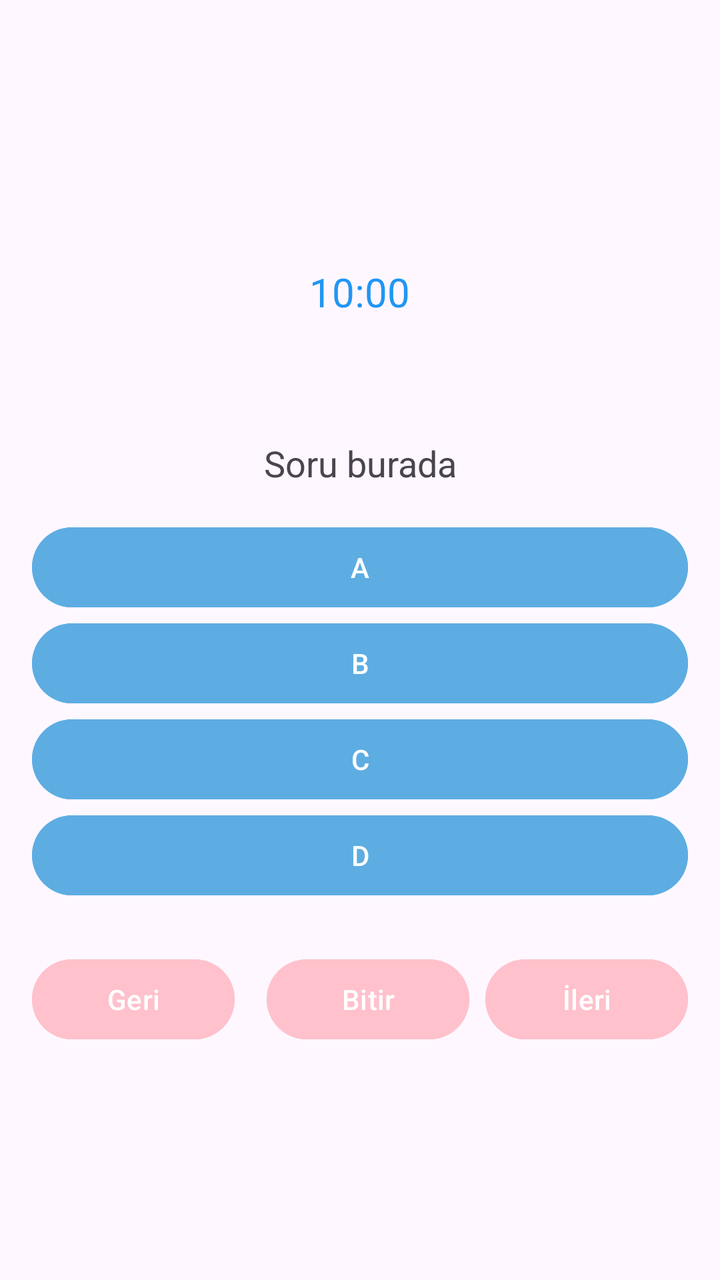
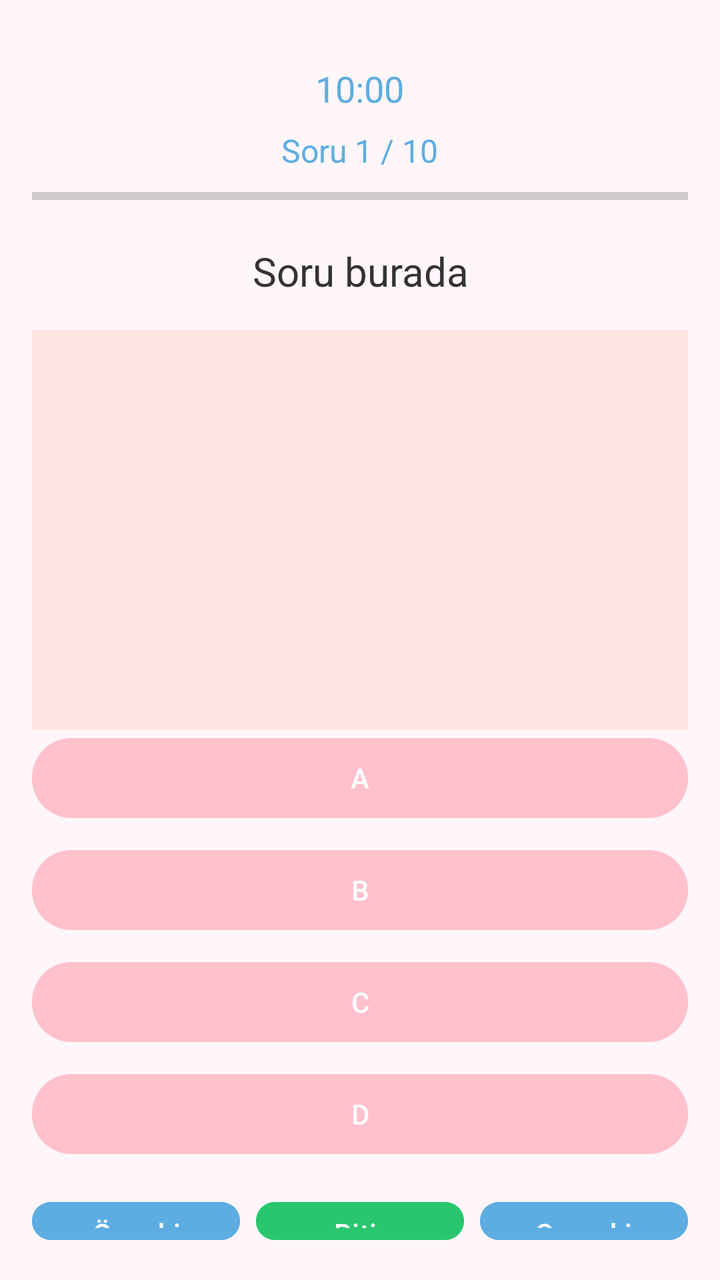

Compare the two renders of this Android layout. The source of the first and the diff that turns it into the second are given below.
<!-- AndroidManifest.xml: application theme Theme.MyQuizApp -->
<!-- res/layout/fragment_questions.xml -->
<LinearLayout xmlns:android="http://schemas.android.com/apk/res/android"
    android:layout_width="match_parent"
    android:layout_height="wrap_content"
    xmlns:app="http://schemas.android.com/apk/res-auto"
    android:orientation="vertical"
    android:gravity="center"
    android:padding="16dp">


    <TextView
        android:id="@+id/textViewTimer"
        android:layout_width="wrap_content"
        android:layout_height="wrap_content"
        android:layout_gravity="center_horizontal"
        android:layout_marginTop="16dp"
        android:text="10:00"
        android:textColor="#2196F3"
        android:textSize="20sp" />


    <TextView
        android:id="@+id/textViewQuestion"
        android:layout_width="match_parent"
        android:layout_height="wrap_content"
        android:layout_marginTop="60dp"
        android:text="Soru burada"
        android:textSize="18sp"
        android:textAlignment="center"
        android:layout_marginBottom="16dp"/>

    <ImageView
        android:id="@+id/imageViewQuestion"
        android:layout_width="match_parent"
        android:layout_height="200dp"
        android:scaleType="fitCenter"
        android:visibility="gone"
        android:layout_marginBottom="16dp"/>


    <Button
        android:id="@+id/buttonOptionA"
        android:layout_width="match_parent"
        android:layout_height="wrap_content"
        android:backgroundTint="#5DADE2"
        android:text="A"/>

    <Button
        android:id="@+id/buttonOptionB"
        android:layout_width="match_parent"
        android:layout_height="wrap_content"
        android:backgroundTint="#5DADE2"
        android:text="B"/>

    <Button
        android:id="@+id/buttonOptionC"
        android:layout_width="match_parent"
        android:layout_height="wrap_content"
        android:backgroundTint="#5DADE2"
        android:text="C"/>

    <Button
        android:id="@+id/buttonOptionD"
        android:layout_width="match_parent"
        android:layout_height="wrap_content"
        android:backgroundTint="#5DADE2"
        android:text="D"/>

    <LinearLayout
        android:layout_width="match_parent"
        android:layout_height="wrap_content"
        android:orientation="horizontal"
        android:layout_marginTop="24dp"
        android:gravity="center">

        <Button
            android:id="@+id/buttonPrevious"
            android:layout_width="0dp"
            android:layout_weight="1"
            android:layout_height="wrap_content"
            android:text="Geri"
            android:backgroundTint="#FFC1CC"
            android:layout_marginEnd="8dp"/>
        <Button
            android:id="@+id/buttonFinish"
            android:layout_width="0dp"
            android:layout_weight="1"
            android:layout_height="wrap_content"
            android:text="Bitir"
            android:backgroundTint="#FFC1CC"
            android:layout_marginStart="8dp"/>

        <Button
            android:id="@+id/buttonNext"
            android:layout_width="0dp"
            android:layout_weight="1"
            android:layout_height="wrap_content"
            android:text="İleri"
            android:backgroundTint="#FFC1CC"
            android:layout_marginStart="8dp"/>


    </LinearLayout>








</LinearLayout>
<!-- resources referenced by this layout -->
<resources>
  <style name="Theme.MyQuizApp" parent="Base.Theme.MyQuizApp" />
  <style name="Base.Theme.MyQuizApp" parent="Theme.Material3.DayNight.NoActionBar">
          
          
      </style>
</resources>

<!-- the commit's change to res/layout/fragment_questions.xml (unified diff, before → after) -->
@@ -1,111 +1,141 @@
-<LinearLayout xmlns:android="http://schemas.android.com/apk/res/android"
+<LinearLayout
+    xmlns:android="http://schemas.android.com/apk/res/android"
     android:layout_width="match_parent"
     android:layout_height="wrap_content"
     xmlns:app="http://schemas.android.com/apk/res-auto"
     android:orientation="vertical"
     android:gravity="center"
+    android:background="#FFF6F9"
     android:padding="16dp">
 
-
+    
     <TextView
         android:id="@+id/textViewTimer"
         android:layout_width="wrap_content"
         android:layout_height="wrap_content"
+        android:text="10:00"
+        android:textSize="18sp"
+        android:textColor="#5DADE2"
         android:layout_gravity="center_horizontal"
         android:layout_marginTop="16dp"
-        android:text="10:00"
-        android:textColor="#2196F3"
-        android:textSize="20sp" />
+        android:layout_marginBottom="8dp"/>
 
 
+    
+    <TextView
+        android:id="@+id/textViewQuestionProgress"
+        android:layout_width="wrap_content"
+        android:layout_height="wrap_content"
+        android:text="Soru 1 / 10"
+        android:textSize="16sp"
+        android:textColor="#5DADE2"
+        android:layout_gravity="center_horizontal"
+        android:layout_marginBottom="4dp"/>
+
+    
+    <ProgressBar
+        android:id="@+id/progressBar"
+        style="?android:attr/progressBarStyleHorizontal"
+        android:layout_width="match_parent"
+        android:layout_height="16dp"
+        android:max="100"
+        android:progress="0"
+        android:progressTint="#5DADE2"
+        android:backgroundTint="#DDDDDD"
+        android:layout_marginBottom="16dp"/>
+
+
+    
     <TextView
         android:id="@+id/textViewQuestion"
         android:layout_width="match_parent"
         android:layout_height="wrap_content"
-        android:layout_marginTop="60dp"
         android:text="Soru burada"
-        android:textSize="18sp"
+        android:textSize="20sp"
+        android:textColor="#333333"
         android:textAlignment="center"
         android:layout_marginBottom="16dp"/>
 
+    
     <ImageView
         android:id="@+id/imageViewQuestion"
         android:layout_width="match_parent"
         android:layout_height="200dp"
         android:scaleType="fitCenter"
-        android:visibility="gone"
-        android:layout_marginBottom="16dp"/>
+        android:background="#FFE4E1" />
 
-
+    
     <Button
         android:id="@+id/buttonOptionA"
         android:layout_width="match_parent"
         android:layout_height="wrap_content"
-        android:backgroundTint="#5DADE2"
-        android:text="A"/>
+        android:backgroundTint="#FFC1CC"
+        android:text="A"
+        android:textColor="#ffffff"
+        android:layout_marginBottom="8dp"/>
 
     <Button
         android:id="@+id/buttonOptionB"
         android:layout_width="match_parent"
         android:layout_height="wrap_content"
-        android:backgroundTint="#5DADE2"
-        android:text="B"/>
+        android:backgroundTint="#FFC1CC"
+        android:text="B"
+        android:textColor="#ffffff"
+        android:layout_marginBottom="8dp"/>
 
     <Button
         android:id="@+id/buttonOptionC"
         android:layout_width="match_parent"
         android:layout_height="wrap_content"
-        android:backgroundTint="#5DADE2"
-        android:text="C"/>
+        android:backgroundTint="#FFC1CC"
+        android:text="C"
+        android:textColor="#ffffff"
+        android:layout_marginBottom="8dp"/>
 
     <Button
         android:id="@+id/buttonOptionD"
         android:layout_width="match_parent"
         android:layout_height="wrap_content"
-        android:backgroundTint="#5DADE2"
-        android:text="D"/>
+        android:backgroundTint="#FFC1CC"
+        android:text="D"
+        android:textColor="#ffffff"
+        android:layout_marginBottom="16dp"/>
 
+    
     <LinearLayout
         android:layout_width="match_parent"
         android:layout_height="wrap_content"
         android:orientation="horizontal"
-        android:layout_marginTop="24dp"
         android:gravity="center">
 
         <Button
             android:id="@+id/buttonPrevious"
             android:layout_width="0dp"
+            android:layout_height="wrap_content"
+            android:layout_marginEnd="8dp"
             android:layout_weight="1"
-            android:layout_height="wrap_content"
-            android:text="Geri"
-            android:backgroundTint="#FFC1CC"
-            android:layout_marginEnd="8dp"/>
+            android:backgroundTint="#5DADE2"
+            android:text="Önceki"
+            android:textColor="#ffffff" />
+
         <Button
             android:id="@+id/buttonFinish"
             android:layout_width="0dp"
+            android:layout_height="wrap_content"
             android:layout_weight="1"
-            android:layout_height="wrap_content"
             android:text="Bitir"
-            android:backgroundTint="#FFC1CC"
-            android:layout_marginStart="8dp"/>
+            android:backgroundTint="#28C76F"
+            android:textColor="#ffffff"
+            android:layout_marginEnd="8dp"/>
 
         <Button
             android:id="@+id/buttonNext"
             android:layout_width="0dp"
+            android:layout_height="wrap_content"
             android:layout_weight="1"
-            android:layout_height="wrap_content"
-            android:text="İleri"
-            android:backgroundTint="#FFC1CC"
-            android:layout_marginStart="8dp"/>
-
-
+            android:text="Sonraki"
+            android:backgroundTint="#5DADE2"
+            android:textColor="#ffffff"/>
     </LinearLayout>
 
-
-
-
-
-
-
-
 </LinearLayout>
